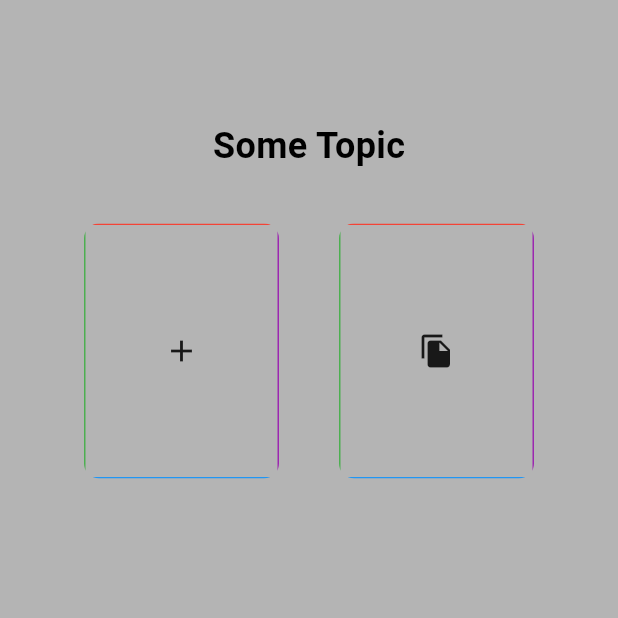
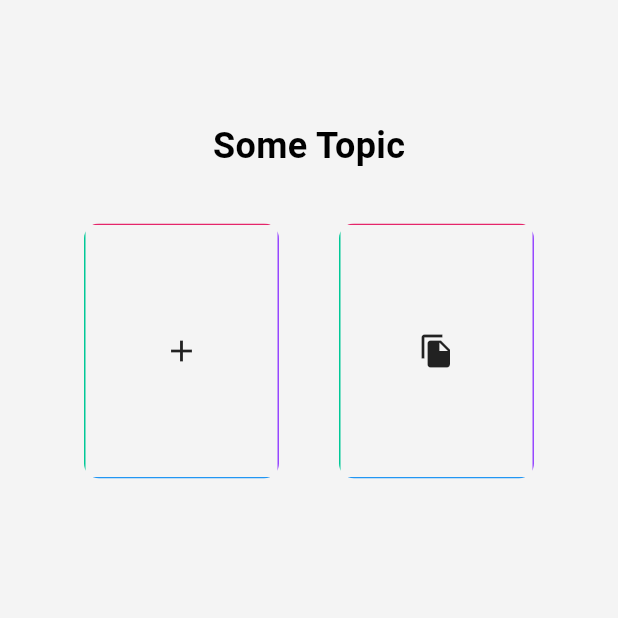
Before and after one commit to jali-k/flutter-st-admin-instructor, a Flutter app: the screen it shows after launch, on a phone screen of 412 x 824 dp, the top half of it. Run offline on Flutter 3.47's test engine with Material 3 defaults, Android fonts, the phone set to English and light mode, and no system bars; our stand-ins replace cloud_firestore, firebase_core, gap, google_fonts; missing offline and left inert: flutter_email_sender; accounts and stored records are empty.

Commit message:
Adjust colors

```diff
--- a/lib/screens/res/app_colors.dart
+++ b/lib/screens/res/app_colors.dart
@@ -1,11 +1,11 @@
 import 'package:flutter/material.dart';
 
 class AppColors {
-  static const Color red = Colors.red;
-  static const Color green = Colors.green;
-  static const Color purple = Colors.purple;
+  static const Color red = Color(0xFFE5256A);
+  static const Color green = Color(0xFF00C897);
+  static const Color purple = Color(0xFF9747FF);
   static const Color black = Colors.black;
-  static const Color backGround = Color(0xFFB4B4B4);
+  static const Color backGround = Color(0xFFF4F4F4);
   static const Color ligthWhite = Color(0xFFFAFAFA);
   static const Color blue = Colors.blue;
   static const Color grey = Colors.grey;
```
